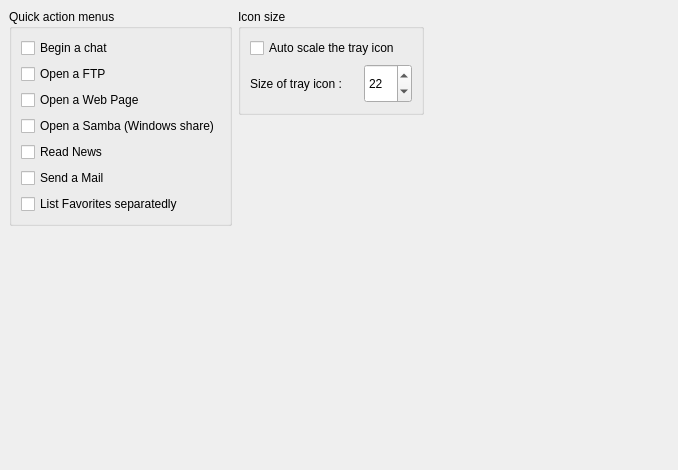
Qt form modules/tray/rzxtrayprop.ui (Fruneau/qRezix) before a commit.
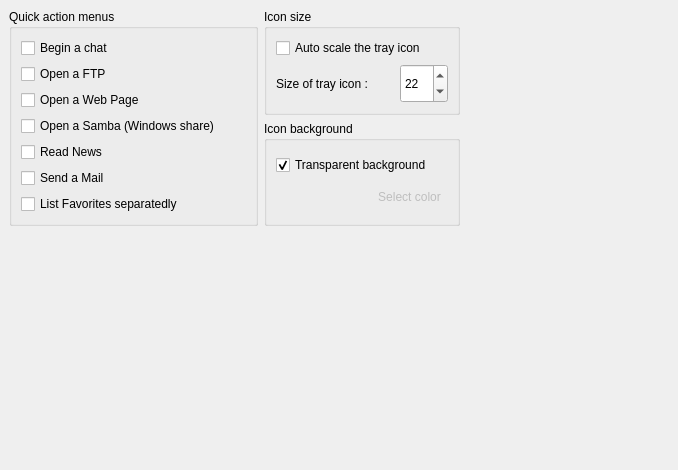
The same form after that commit.

Commit message: * En raison de problÃšmes liÃ©s Ã  la transparence de l'icÃŽne, mise en place de la possibilitÃ© de choisir entre une TrayIcon transparente et une trayicon Ã  fond uni... Le choix de la trayicon transparente rend la zÃŽne sensible limitÃ©e Ã  la taille de l'image (fond non-compris)... * Fix un problÃšme de stockage des couleurs ==> signed/unsigned

What changed in the file:
```diff
--- a/modules/tray/rzxtrayprop.ui
+++ b/modules/tray/rzxtrayprop.ui
@@ -22,15 +22,66 @@
    <property name="spacing" >
     <number>6</number>
    </property>
-   <item row="0" column="2" >
+   <item row="1" column="1" >
+    <widget class="QGroupBox" name="groupBackground" >
+     <property name="title" >
+      <string>Icon background</string>
+     </property>
+     <layout class="QGridLayout" >
+      <property name="margin" >
+       <number>9</number>
+      </property>
+      <property name="spacing" >
+       <number>6</number>
+      </property>
+      <item row="0" column="0" colspan="2" >
+       <widget class="QCheckBox" name="cbTransparent" >
+        <property name="text" >
+         <string>Transparent background</string>
+        </property>
+        <property name="checked" >
+         <bool>true</bool>
+        </property>
+       </widget>
+      </item>
+      <item row="1" column="0" >
+       <widget class="QLabel" name="lblColor" >
+        <property name="enabled" >
+         <bool>false</bool>
+        </property>
+        <property name="text" >
+         <string/>
+        </property>
+        <property name="scaledContents" >
+         <bool>true</bool>
+        </property>
+       </widget>
+      </item>
+      <item row="1" column="1" >
+       <widget class="QToolButton" name="btnColor" >
+        <property name="enabled" >
+         <bool>false</bool>
+        </property>
+        <property name="text" >
+         <string>Select color</string>
+        </property>
+        <property name="autoRaise" >
+         <bool>true</bool>
+        </property>
+       </widget>
+      </item>
+     </layout>
+    </widget>
+   </item>
+   <item rowspan="2" row="0" column="2" >
     <spacer>
      <property name="orientation" >
       <enum>Qt::Horizontal</enum>
      </property>
      <property name="sizeHint" >
       <size>
-       <width>40</width>
-       <height>20</height>
+       <width>161</width>
+       <height>161</height>
       </size>
      </property>
     </spacer>
@@ -50,26 +101,6 @@
       <property name="spacing" >
        <number>6</number>
       </property>
-      <item row="0" column="0" colspan="2" >
-       <widget class="QCheckBox" name="cbAutoScale" >
-        <property name="whatsThis" >
-         <string>&lt;h3>Auto-scale&lt;/h3>&lt;p>If enabled, qRezix will try to automaticly adjust the trayicon size to fit its container&lt;/p></string>
-        </property>
-        <property name="text" >
-         <string>Auto scale the tray icon</string>
-        </property>
-       </widget>
-      </item>
-      <item row="1" column="0" >
-       <widget class="QLabel" name="lblTraySize" >
-        <property name="text" >
-         <string>Size of tray icon :</string>
-        </property>
-        <property name="buddy" >
-         <cstring>sbTraySize</cstring>
-        </property>
-       </widget>
-      </item>
       <item row="1" column="1" >
        <widget class="QSpinBox" name="sbTraySize" >
         <property name="sizePolicy" >
@@ -106,18 +137,38 @@
         </property>
        </widget>
       </item>
+      <item row="0" column="0" colspan="2" >
+       <widget class="QCheckBox" name="cbAutoScale" >
+        <property name="whatsThis" >
+         <string>&lt;h3>Auto-scale&lt;/h3>&lt;p>If enabled, qRezix will try to automaticly adjust the trayicon size to fit its container&lt;/p></string>
+        </property>
+        <property name="text" >
+         <string>Auto scale the tray icon</string>
+        </property>
+       </widget>
+      </item>
+      <item row="1" column="0" >
+       <widget class="QLabel" name="lblTraySize" >
+        <property name="text" >
+         <string>Size of tray icon :</string>
+        </property>
+        <property name="buddy" >
+         <cstring>sbTraySize</cstring>
+        </property>
+       </widget>
+      </item>
      </layout>
     </widget>
    </item>
-   <item rowspan="2" row="1" column="1" >
+   <item row="2" column="1" >
     <spacer>
      <property name="orientation" >
       <enum>Qt::Vertical</enum>
      </property>
      <property name="sizeHint" >
       <size>
-       <width>186</width>
-       <height>331</height>
+       <width>196</width>
+       <height>231</height>
       </size>
      </property>
     </spacer>
@@ -193,8 +244,8 @@
      </property>
      <property name="sizeHint" >
       <size>
-       <width>20</width>
-       <height>201</height>
+       <width>249</width>
+       <height>231</height>
       </size>
      </property>
     </spacer>
```
Left out of the diff: 48 changed lines with no effect on the pictures. The commit also changes 4 other files.
